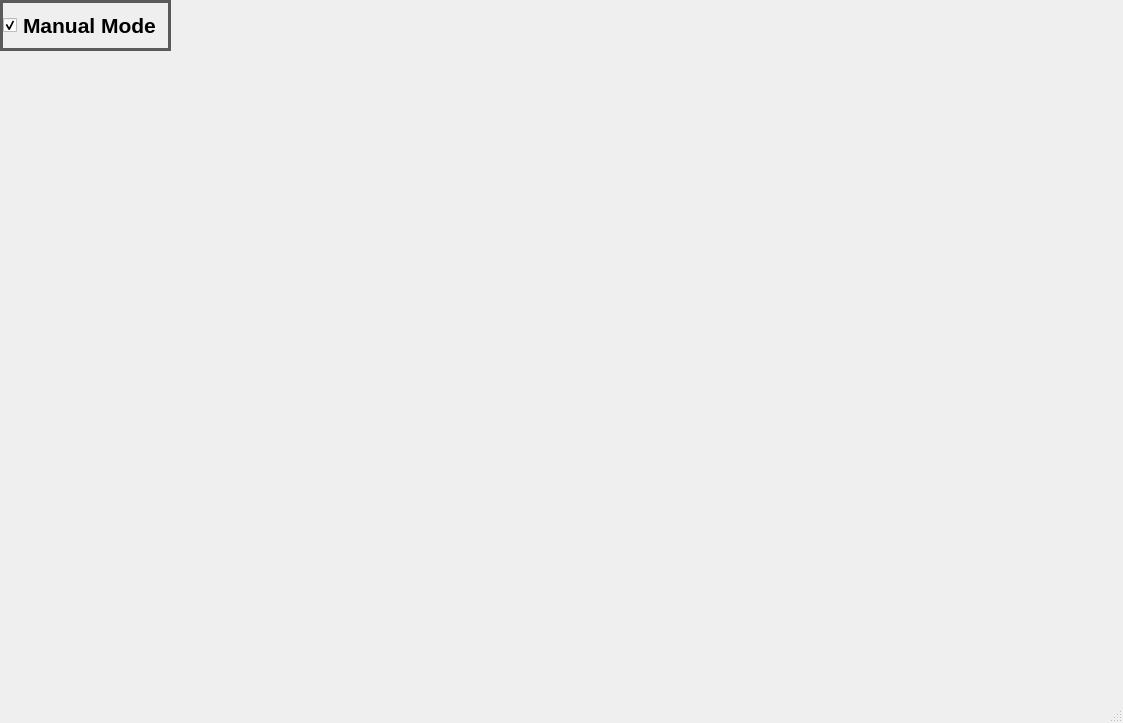
Qt form HW Track Controller UI.ui (cerfort2/1140) before a commit.
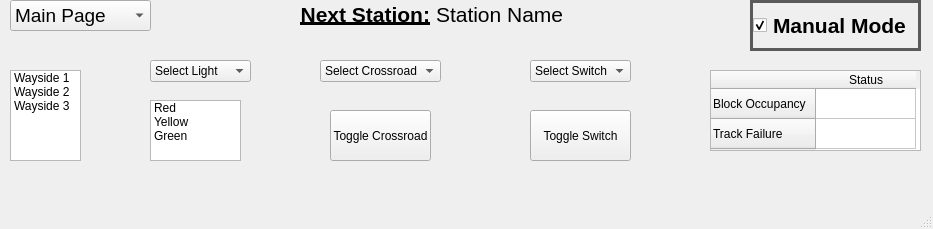
The same form after that commit.

The edit to the form file:
```diff
--- a/HW Track Controller UI.ui
+++ b/HW Track Controller UI.ui
@@ -6,8 +6,8 @@
    <rect>
     <x>0</x>
     <y>0</y>
-    <width>1123</width>
-    <height>723</height>
+    <width>933</width>
+    <height>229</height>
    </rect>
   </property>
   <property name="windowTitle">
@@ -16,9 +16,14 @@
   <property name="styleSheet">
    <string notr="true">QCheckBox
 {
-	
 	border: 3px solid #5A5A5A;
-}</string>
+}
+QMainWindow
+{
+	
+	color: rgb(193, 69, 255);
+}
+</string>
   </property>
   <widget class="QWidget" name="centralwidget">
    <widget class="QCheckBox" name="checkBox">
@@ -27,7 +32,7 @@
     </property>
     <property name="geometry">
      <rect>
-      <x>0</x>
+      <x>750</x>
       <y>0</y>
       <width>171</width>
       <height>51</height>
@@ -52,6 +57,281 @@
      <bool>true</bool>
     </property>
    </widget>
+   <widget class="QComboBox" name="comboBox">
+    <property name="geometry">
+     <rect>
+      <x>10</x>
+      <y>0</y>
+      <width>141</width>
+      <height>31</height>
+     </rect>
+    </property>
+    <property name="font">
+     <font>
+      <pointsize>14</pointsize>
+     </font>
+    </property>
+    <item>
+     <property name="text">
+      <string>Main Page</string>
+     </property>
+    </item>
+    <item>
+     <property name="text">
+      <string>Test Bench</string>
+     </property>
+    </item>
+   </widget>
+   <widget class="QListWidget" name="listWidget">
+    <property name="geometry">
+     <rect>
+      <x>10</x>
+      <y>70</y>
+      <width>71</width>
+      <height>91</height>
+     </rect>
+    </property>
+    <item>
+     <property name="text">
+      <string>Wayside 1</string>
+     </property>
+    </item>
+    <item>
+     <property name="text">
+      <string>Wayside 2</string>
+     </property>
+    </item>
+    <item>
+     <property name="text">
+      <string>Wayside 3</string>
+     </property>
+    </item>
+   </widget>
+   <widget class="QComboBox" name="comboBox_2">
+    <property name="geometry">
+     <rect>
+      <x>150</x>
+      <y>60</y>
+      <width>101</width>
+      <height>22</height>
+     </rect>
+    </property>
+    <item>
+     <property name="text">
+      <string>Select Light</string>
+     </property>
+    </item>
+    <item>
+     <property name="text">
+      <string>Light 1</string>
+     </property>
+    </item>
+   </widget>
+   <widget class="QComboBox" name="comboBox_3">
+    <property name="geometry">
+     <rect>
+      <x>320</x>
+      <y>60</y>
+      <width>121</width>
+      <height>22</height>
+     </rect>
+    </property>
+    <item>
+     <property name="text">
+      <string>Select Crossroad</string>
+     </property>
+    </item>
+    <item>
+     <property name="text">
+      <string>Crossroad 1</string>
+     </property>
+    </item>
+   </widget>
+   <widget class="QComboBox" name="comboBox_4">
+    <property name="geometry">
+     <rect>
+      <x>530</x>
+      <y>60</y>
+      <width>101</width>
+      <height>22</height>
+     </rect>
+    </property>
+    <item>
+     <property name="text">
+      <string>Select Switch</string>
+     </property>
+    </item>
+    <item>
+     <property name="text">
+      <string>Switch 1</string>
+     </property>
+    </item>
+   </widget>
+   <widget class="QListWidget" name="listWidget_2">
+    <property name="geometry">
+     <rect>
+      <x>150</x>
+      <y>100</y>
+      <width>91</width>
+      <height>61</height>
+     </rect>
+    </property>
+    <item>
+     <property name="text">
+      <string>Red</string>
+     </property>
+     <property name="background">
+      <brush brushstyle="NoBrush">
+       <color alpha="255">
+        <red>0</red>
+        <green>0</green>
+        <blue>0</blue>
+       </color>
+      </brush>
+     </property>
+     <property name="foreground">
+      <brush brushstyle="NoBrush">
+       <color alpha="255">
+        <red>255</red>
+        <green>0</green>
+        <blue>0</blue>
+       </color>
+      </brush>
+     </property>
+    </item>
+    <item>
+     <property name="text">
+      <string>Yellow</string>
+     </property>
+     <property name="foreground">
+      <brush brushstyle="NoBrush">
+       <color alpha="255">
+        <red>255</red>
+        <green>225</green>
+        <blue>75</blue>
+       </color>
+      </brush>
+     </property>
+    </item>
+    <item>
+     <property name="text">
+      <string>Green</string>
+     </property>
+     <property name="foreground">
+      <brush brushstyle="NoBrush">
+       <color alpha="255">
+        <red>85</red>
+        <green>255</green>
+        <blue>0</blue>
+       </color>
+      </brush>
+     </property>
+    </item>
+   </widget>
+   <widget class="QPushButton" name="pushButton">
+    <property name="geometry">
+     <rect>
+      <x>330</x>
+      <y>110</y>
+      <width>101</width>
+      <height>51</height>
+     </rect>
+    </property>
+    <property name="text">
+     <string>Toggle Crossroad</string>
+    </property>
+   </widget>
+   <widget class="QPushButton" name="pushButton_2">
+    <property name="geometry">
+     <rect>
+      <x>530</x>
+      <y>110</y>
+      <width>101</width>
+      <height>51</height>
+     </rect>
+    </property>
+    <property name="text">
+     <string>Toggle Switch</string>
+    </property>
+   </widget>
+   <widget class="QTableWidget" name="tableWidget">
+    <property name="geometry">
+     <rect>
+      <x>710</x>
+      <y>70</y>
+      <width>211</width>
+      <height>81</height>
+     </rect>
+    </property>
+    <property name="editTriggers">
+     <set>QAbstractItemView::NoEditTriggers</set>
+    </property>
+    <row>
+     <property name="text">
+      <string>Block Occupancy</string>
+     </property>
+    </row>
+    <row>
+     <property name="text">
+      <string>Track Failure</string>
+     </property>
+    </row>
+    <column>
+     <property name="text">
+      <string>Status</string>
+     </property>
+    </column>
+   </widget>
+   <widget class="QWidget" name="">
+    <property name="geometry">
+     <rect>
+      <x>300</x>
+      <y>0</y>
+      <width>264</width>
+      <height>30</height>
+     </rect>
+    </property>
+    <layout class="QHBoxLayout" name="horizontalLayout">
+     <item>
+      <widget class="QLabel" name="label">
+       <property name="font">
+        <font>
+         <pointsize>16</pointsize>
+         <bold>true</bold>
+        </font>
+       </property>
+       <property name="text">
+        <string>&lt;html&gt;&lt;head/&gt;&lt;body&gt;&lt;p align=&quot;right&quot;&gt;&lt;span style=&quot; font-size:16pt; text-decoration: underline;&quot;&gt;Next Station:&lt;/span&gt;&lt;/p&gt;&lt;/body&gt;&lt;/html&gt;</string>
+       </property>
+       <property name="textFormat">
+        <enum>Qt::AutoText</enum>
+       </property>
+       <property name="textInteractionFlags">
+        <set>Qt::NoTextInteraction</set>
+       </property>
+      </widget>
+     </item>
+     <item>
+      <widget class="QLabel" name="label_2">
+       <property name="font">
+        <font>
+         <pointsize>16</pointsize>
+         <bold>true</bold>
+        </font>
+       </property>
+       <property name="text">
+        <string>&lt;html&gt;&lt;head/&gt;&lt;body&gt;&lt;p&gt;&lt;span style=&quot; font-weight:400;&quot;&gt;Station Name&lt;/span&gt;&lt;/p&gt;&lt;/body&gt;&lt;/html&gt;</string>
+       </property>
+       <property name="textFormat">
+        <enum>Qt::AutoText</enum>
+       </property>
+       <property name="textInteractionFlags">
+        <set>Qt::NoTextInteraction</set>
+       </property>
+      </widget>
+     </item>
+    </layout>
+   </widget>
   </widget>
   <widget class="QMenuBar" name="menubar">
    <property name="geometry">
```
Left out of the diff: 2 changed lines with no effect on the pictures.
